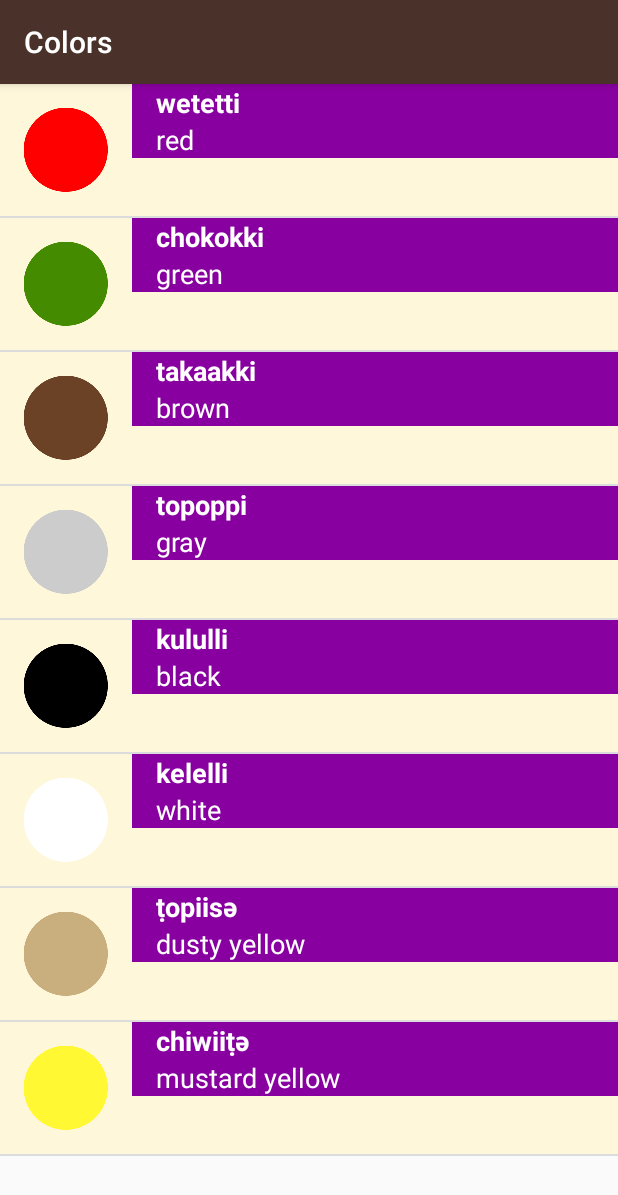
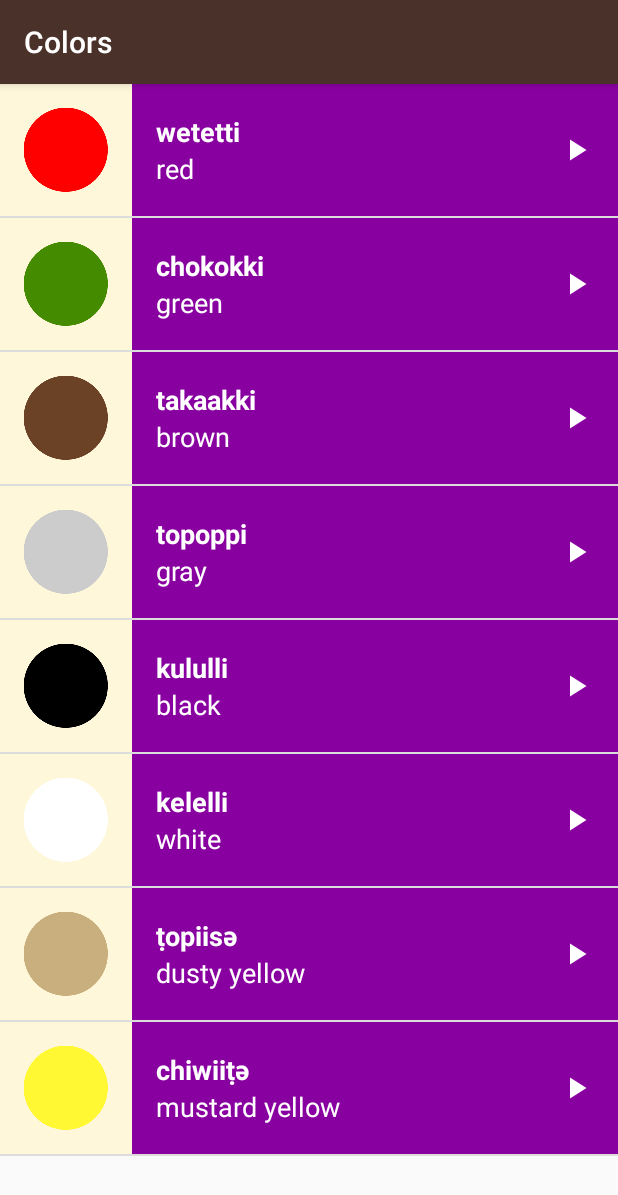
Before and after one commit to JaysonMallari/miwok-projeck, an Android app: the ColorsActivity screen opened directly, with no data from a screen before it, on a phone screen of 412 x 824 dp. Shown: the top 1195 px of the screen. Run offline under Robolectric (Android 15) with nearby library versions, the phone set to English and light mode, and no system bars.

Commit message:
added play icon on each item

```diff
--- a/app/src/main/res/layout/list_item.xml
+++ b/app/src/main/res/layout/list_item.xml
@@ -10,8 +10,9 @@
 
     <ImageView
         android:id="@+id/miwok_image_view"
-        android:layout_width="@dimen/list_item_height"
-        android:layout_height="@dimen/list_item_height"
+        android:layout_width="wrap_content"
+        android:layout_height="wrap_content"
+        android:minHeight="@dimen/list_item_height"
         />
 
 <LinearLayout
@@ -19,6 +20,7 @@
     android:orientation="vertical"
     android:layout_width="match_parent"
     android:layout_height="match_parent"
+    android:minHeight="@dimen/list_item_height"
     android:paddingLeft="16dp"
     android:layout_toRightOf="@id/miwok_image_view"
    >
@@ -44,11 +46,18 @@
         android:textColor="@android:color/white"
         android:text="one"/>
 
+
 </LinearLayout>
 
     <ImageView
-        android:layout_width="wrap_content"
-        android:layout_height="wrap_content"
+        android:layout_width="24dp"
+        android:layout_height="24dp"
         android:layout_alignParentRight="true"
-        android:layout_marginRight="16dp"/>
+        android:layout_marginRight="16dp"
+        android:layout_centerVertical="true"
+        android:src="@drawable/ic_play_arrow_white_24dp"/>
+
+
+
+
     </RelativeLayout>
```
Also changed, not shown: app/src/main/res/drawable-hdpi/ic_play_arrow_white_24dp.png (added), app/src/main/res/drawable-mdpi/ic_play_arrow_white_24dp.png (added), app/src/main/res/drawable-xhdpi/ic_play_arrow_white_24dp.png (added), app/src/main/res/drawable-xxhdpi/ic_play_arrow_white_24dp.png (added), app/src/main/res/drawable-xxxhdpi/ic_play_arrow_white_24dp.png (added).
